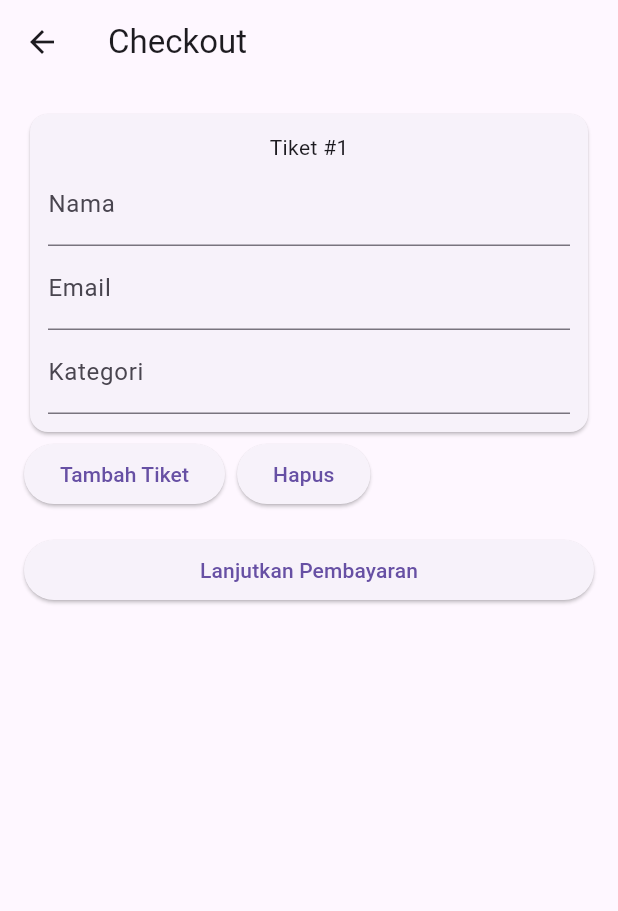
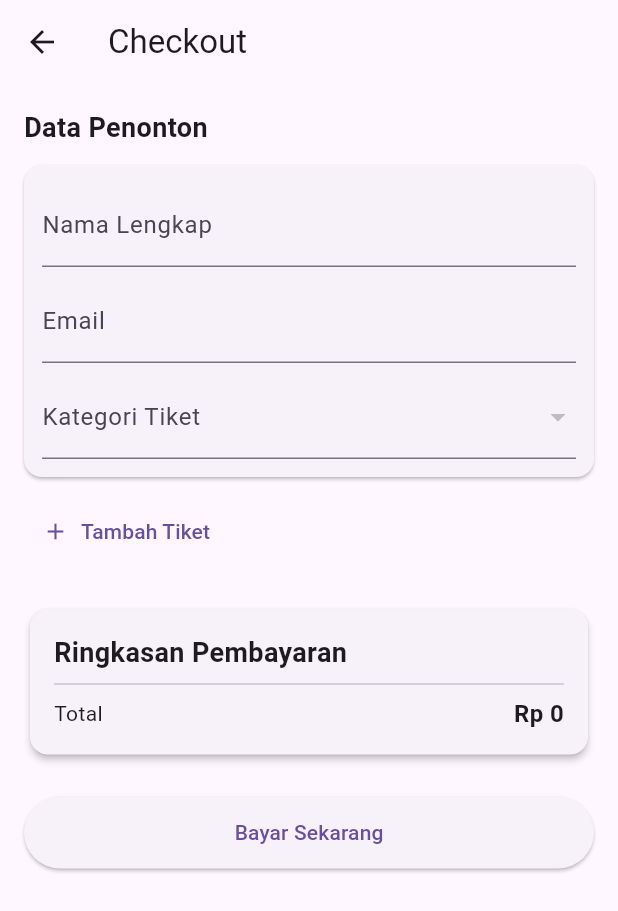
Before and after one commit to jebs-tech/servetixmobile, a Flutter app: the CheckoutPage screen opened directly with empty values, on a phone screen of 412 x 824 dp. Shown: the top 911 px of the screen. Run offline on Flutter 3.47's test engine with Material 3 defaults, Android fonts, the light colour scheme and no system bars; our stand-ins replace flutter_svg; network calls fail; project files that could hold a hidden picture were left out.

Commit message:
perbaikan checkout

```diff
--- /dev/null
+++ b/lib/features/checkout/data/checkout_api.dart
@@ -0,0 +1,52 @@
+import 'dart:convert';
+import 'package:http/http.dart' as http;
+import 'models/seat_model.dart';
+
+class CheckoutApi {
+  static const baseUrl = 'http://localhost:8000/api';
+
+  static Future<List<Seat>> fetchSeats(int matchId) async {
+    final res = await http.get(Uri.parse('$baseUrl/matches/$matchId/seats/'));
+    final data = json.decode(res.body);
+    return (data['seats'] as List)
+        .map((e) => Seat.fromJson(e))
+        .toList();
+  }
+
+  static Future<Map<String, dynamic>> bookQuantity({
+    required int matchId,
+    required List passengers,
+  }) async {
+    final res = await http.post(
+      Uri.parse('$baseUrl/book_quantity/'),
+      headers: {'Content-Type': 'application/json'},
+      body: json.encode({
+        'match_id': matchId,
+        'quantity': passengers.length,
+        'passengers': passengers,
+        'buyer_name': passengers.first['name'],
+        'buyer_email': passengers.first['email'],
+      }),
+    );
+    return json.decode(res.body);
+  }
+
+  static Future<Map<String, dynamic>> bookSeats({
+    required int matchId,
+    required List<int> seatIds,
+    required List passengers,
+  }) async {
+    final res = await http.post(
+      Uri.parse('$baseUrl/book/'),
+      headers: {'Content-Type': 'application/json'},
+      body: json.encode({
+        'match_id': matchId,
+        'seat_ids': seatIds,
+        'passengers': passengers,
+        'buyer_name': passengers.first['name'],
+        'buyer_email': passengers.first['email'],
+      }),
+    );
+    return json.decode(res.body);
+  }
+}
--- /dev/null
+++ b/lib/features/checkout/data/models/passenger_model.dart
@@ -0,0 +1,23 @@
+class Passenger {
+  String name;
+  String email;
+  String phone;
+  String gender;
+  String category;
+
+  Passenger({
+    required this.name,
+    this.email = '',
+    this.phone = '',
+    this.gender = '',
+    required this.category,
+  });
+
+  Map<String, dynamic> toJson() => {
+        'name': name,
+        'email': email,
+        'phone': phone,
+        'gender': gender,
+        'category': category,
+      };
+}
--- /dev/null
+++ b/lib/features/checkout/data/models/seat_model.dart
@@ -0,0 +1,25 @@
+class Seat {
+  final int id;
+  final String label;
+  final String category;
+  final int price;
+  final String color;
+
+  Seat({
+    required this.id,
+    required this.label,
+    required this.category,
+    required this.price,
+    required this.color,
+  });
+
+  factory Seat.fromJson(Map<String, dynamic> json) {
+    return Seat(
+      id: json['id'],
+      label: json['label'],
+      category: json['category'],
+      price: json['price'],
+      color: json['color'] ?? '#000000',
+    );
+  }
+}
--- /dev/null
+++ b/lib/features/checkout/presentation/checkout_page.dart
@@ -0,0 +1,233 @@
+import 'package:flutter/material.dart';
+import '../data/checkout_api.dart';
+import '../data/models/passenger_model.dart';
+import '../data/models/seat_model.dart';
+
+class CheckoutPage extends StatefulWidget {
+  final int matchId;
+  final List<int> selectedSeatIds;
+
+  const CheckoutPage({
+    super.key,
+    required this.matchId,
+    this.selectedSeatIds = const [],
+  });
+
+  @override
+  State<CheckoutPage> createState() => _CheckoutPageState();
+}
+
+class _CheckoutPageState extends State<CheckoutPage> {
+  List<Passenger> passengers = [
+    Passenger(name: '', category: ''),
+  ];
+
+  List<Seat> seats = [];
+  bool loading = true;
+
+  @override
+  void initState() {
+    super.initState();
+    _loadSeats();
+  }
+
+  Future<void> _loadSeats() async {
+    try {
+      seats = await CheckoutApi.fetchSeats(widget.matchId);
+    } finally {
+      setState(() => loading = false);
+    }
+  }
+
+  int get totalPrice {
+    if (widget.selectedSeatIds.isNotEmpty) {
+      return widget.selectedSeatIds.fold(0, (sum, id) {
+        final seat = seats.firstWhere((s) => s.id == id);
+        return sum + seat.price;
+      });
+    }
+
+    return passengers.fold(0, (sum, p) {
+      final seat = seats.firstWhere(
+        (s) => s.category == p.category,
+        orElse: () => Seat(
+          id: 0,
+          label: '',
+          category: '',
+          price: 0,
+          color: '',
+        ),
+      );
+      return sum + seat.price;
+    });
+  }
+
+  void addPassenger() {
+    setState(() {
+      passengers.add(Passenger(name: '', category: ''));
+    });
+  }
+
+  void removePassenger() {
+    if (passengers.length <= 1) return;
+    setState(() {
+      passengers.removeLast();
+    });
+  }
+
+  Future<void> submit() async {
+    final data = passengers.map((e) => e.toJson()).toList();
+
+    if (widget.selectedSeatIds.isNotEmpty) {
+      await CheckoutApi.bookSeats(
+        matchId: widget.matchId,
+        seatIds: widget.selectedSeatIds,
+        passengers: data,
+      );
+    } else {
+      await CheckoutApi.bookQuantity(
+        matchId: widget.matchId,
+        passengers: data,
+      );
+    }
+
+    if (mounted) {
+      ScaffoldMessenger.of(context).showSnackBar(
+        const SnackBar(content: Text('Booking berhasil')),
+      );
+    }
+  }
+
+  @override
+  Widget build(BuildContext context) {
+    if (loading) {
+      return const Scaffold(
+        body: Center(child: CircularProgressIndicator()),
+      );
+    }
+
+    return Scaffold(
+      appBar: AppBar(
+        title: const Text('Checkout'),
+      ),
+      body: ListView(
+        padding: const EdgeInsets.all(16),
+        children: [
+          _buildPassengerSection(),
+          const SizedBox(height: 24),
+          _buildSummaryCard(),
+          const SizedBox(height: 24),
+          ElevatedButton(
+            onPressed: submit,
+            style: ElevatedButton.styleFrom(
+              padding: const EdgeInsets.symmetric(vertical: 14),
+            ),
+            child: const Text('Bayar Sekarang'),
+          )
+        ],
+      ),
+    );
+  }
+
+  Widget _buildPassengerSection() {
+    return Column(
+      crossAxisAlignment: CrossAxisAlignment.start,
+      children: [
+        const Text(
+          'Data Penonton',
+          style: TextStyle(fontSize: 18, fontWeight: FontWeight.bold),
+        ),
+        const SizedBox(height: 12),
+        ...List.generate(passengers.length, (index) {
+          final p = passengers[index];
+          return Card(
+            margin: const EdgeInsets.only(bottom: 12),
+            child: Padding(
+              padding: const EdgeInsets.all(12),
+              child: Column(
+                children: [
+                  TextFormField(
+                    decoration: const InputDecoration(
+                      labelText: 'Nama Lengkap',
+                    ),
+                    onChanged: (v) => p.name = v,
+                  ),
+                  const SizedBox(height: 8),
+                  TextFormField(
+                    decoration: const InputDecoration(
+                      labelText: 'Email',
+                    ),
+                    onChanged: (v) => p.email = v,
+                  ),
+                  const SizedBox(height: 8),
+                  DropdownButtonFormField<String>(
+                    decoration: const InputDecoration(
+                      labelText: 'Kategori Tiket',
+                    ),
+                    items: seats
+                        .map(
+                          (s) => DropdownMenuItem(
+                            value: s.category,
+                            child: Text('${s.category} — Rp ${s.price}'),
+                          ),
+                        )
+                        .toList(),
+                    onChanged: (v) => p.category = v ?? '',
+                  ),
+                ],
+              ),
+            ),
+          );
+        }),
+        Row(
+          children: [
+            TextButton.icon(
+              onPressed: addPassenger,
+              icon: const Icon(Icons.add),
+              label: const Text('Tambah Tiket'),
+            ),
+            const SizedBox(width: 8),
+            if (passengers.length > 1)
+              TextButton.icon(
+                onPressed: removePassenger,
+                icon: const Icon(Icons.remove),
+                label: const Text('Hapus'),
+              ),
+          ],
+        ),
+      ],
+    );
+  }
+
+  Widget _buildSummaryCard() {
+    return Card(
+      elevation: 2,
+      child: Padding(
+        padding: const EdgeInsets.all(16),
+        child: Column(
+          crossAxisAlignment: CrossAxisAlignment.start,
+          children: [
+            const Text(
+              'Ringkasan Pembayaran',
+              style: TextStyle(fontSize: 18, fontWeight: FontWeight.bold),
+            ),
+            const Divider(),
+            Row(
+              mainAxisAlignment: MainAxisAlignment.spaceBetween,
+              children: [
+                const Text('Total'),
+                Text(
+                  'Rp $totalPrice',
+                  style: const TextStyle(
+                    fontWeight: FontWeight.bold,
+                    fontSize: 16,
+                  ),
+                ),
+              ],
+            ),
+          ],
+        ),
+      ),
+    );
+  }
+}
--- a/lib/main.dart
+++ b/lib/main.dart
@@ -10,7 +10,7 @@ class ServeTixApp extends StatelessWidget {
 
   @override
   Widget build(BuildContext context) {
-    return const MaterialApp(
+    return MaterialApp(
       debugShowCheckedModeBanner: false,
       home: MatchDetailPage(matchId: 2), // ganti ID sesuai data Django
     );
--- a/pubspec.yaml
+++ b/pubspec.yaml
@@ -35,6 +35,7 @@ dependencies:
   # Use with the CupertinoIcons class for iOS style icons.
   cupertino_icons: ^1.0.8
   http: ^1.6.0
+  flutter_svg: ^2.0.10+1
 
 dev_dependencies:
   flutter_test:
@@ -57,6 +58,8 @@ flutter:
   # included with your application, so that you can use the icons in
   # the material Icons class.
   uses-material-design: true
+  assets:
+    - assets/images/denah_seating.svg
 
   # To add assets to your application, add an assets section, like this:
   # assets:
```
Also changed, not shown: lib/features/matches/presentation/match_detail_page.dart (+223 -154 lines), assets/images/denah_seating.svg (added), pubspec.lock.
